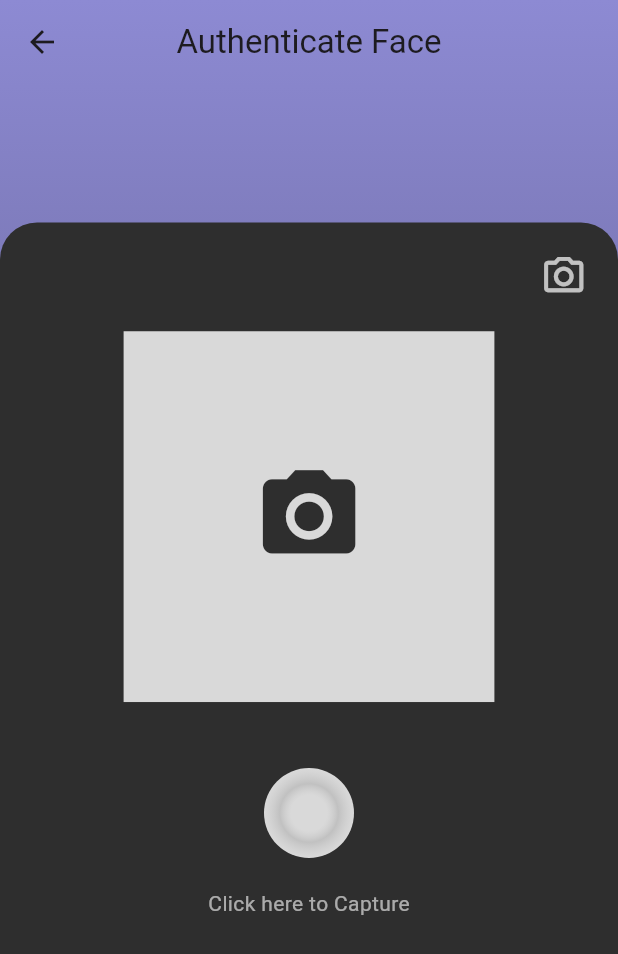
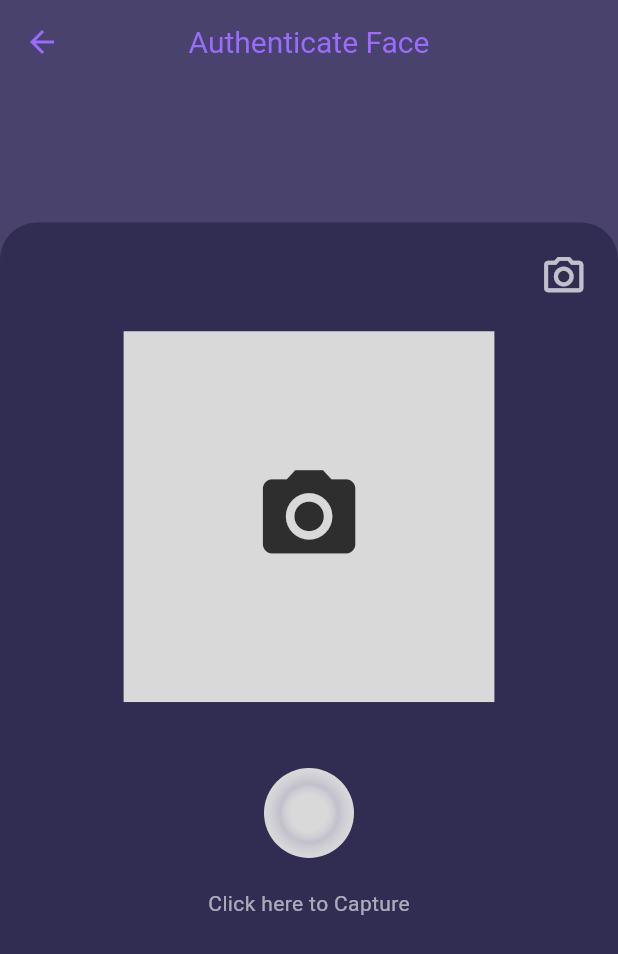
Before and after one commit to Lalit-Dhembre/BlueFace, a Flutter app: the AuthenticateFaceView screen opened directly with empty values, on a phone screen of 412 x 824 dp. Shown: the top 954 px of the screen. Run offline on Flutter 3.47's test engine with Material 3 defaults, Android fonts, the phone set to English and light mode, and no system bars; our stand-ins replace audioplayers, fluttertoast, get, image_picker, permission_handler, shared_preferences; missing offline and left inert: flutter_face_api, google_mlkit_face_detection, nearby_connections; accounts and stored records are empty.

Commit message:
Ui changes

```diff
--- a/lib/Services/FaceAuth/FaceAuthentication/auth.dart
+++ b/lib/Services/FaceAuth/FaceAuthentication/auth.dart
@@ -79,7 +79,9 @@ class _AuthenticateFaceViewState extends State<AuthenticateFaceView> {
       appBar: AppBar(
         centerTitle: true,
         backgroundColor: appBarColor,
-        title: const Text("Authenticate Face"),
+        title: const Text("Authenticate Face",style: TextStyle(fontSize: 20.0),),
+        titleTextStyle: const TextStyle(color: accent),
+        iconTheme: const IconThemeData(color: accent),
         elevation: 0,
       ),
       body: LayoutBuilder(
@@ -93,16 +95,10 @@ class _AuthenticateFaceViewState extends State<AuthenticateFaceView> {
                 width: maxWidth,
                 height: maxHeight,
                 decoration: const BoxDecoration(
-                  gradient: LinearGradient(
-                    begin: Alignment.topCenter,
-                    end: Alignment.bottomCenter,
-                    colors: [
-                      scaffoldTopGradientClr,
-                      scaffoldBottomGradientClr,
-                    ],
+                    color: background,
                   ),
                 ),
-              ),
+
               Align(
                 alignment: Alignment.bottomCenter,
                 child: SingleChildScrollView( // Wrap the Column in SingleChildScrollView
@@ -114,7 +110,7 @@ class _AuthenticateFaceViewState extends State<AuthenticateFaceView> {
                         width: double.infinity,
                         padding: EdgeInsets.fromLTRB(0.05.sw, 0.025.sh, 0.05.sw, 0),
                         decoration: BoxDecoration(
-                          color: overlayContainerClr,
+                          color: accentOver,
                           borderRadius: BorderRadius.only(
                             topLeft: Radius.circular(0.03.sh),
                             topRight: Radius.circular(0.03.sh),
--- a/lib/Services/FaceAuth/FaceAuthentication/customtextfield.dart
+++ b/lib/Services/FaceAuth/FaceAuthentication/customtextfield.dart
@@ -24,14 +24,16 @@ class CustomTextField extends StatelessWidget {
       child: TextFormField(
           key: formFieldKey,
           controller: controller,
-          cursorColor: primaryBlack.withOpacity(0.8),
+          cursorColor: accent,
           style: const TextStyle(
-            color: primaryBlack,
+            color: Colors.white,
             fontWeight: FontWeight.w500,
             letterSpacing: 0.6,
           ),
           decoration: InputDecoration(
             hintText: hintText,
+            hintStyle: TextStyle(
+            color: Colors.white,)
           ),
           validator: (val) {
             if (val == null || val.trim().isEmpty) {
--- a/lib/Services/FaceAuth/FaceAuthentication/themes.dart
+++ b/lib/Services/FaceAuth/FaceAuthentication/themes.dart
@@ -1,7 +1,7 @@
 import 'package:flutter/material.dart';
 
 const Color buttonColor = Color(0xFF9A6BFF);
-const Color scaffoldTopGradientClr = Color(0xff8D8AD3);
+const Color scaffoldTopGradientClr = Color(0xff48426d);
 const Color scaffoldBottomGradientClr = Color(0xff454362);
 const Color appBarColor = Colors.transparent;
 const Color accentColor = Color(0xff55BD94);
--- a/lib/StudentSide/AttendancePage.dart
+++ b/lib/StudentSide/AttendancePage.dart
@@ -50,7 +50,7 @@ class _UserDetailsViewState extends State<UserDetailsView> {
                   await Nearby().stopDiscovery();
                   Get.offNamed('/login');
                 },
-                child: const Icon(Icons.logout_sharp, color: Colors.deepPurple),
+                child: const Icon(Icons.logout_sharp, color: accent),
               ),
             )
           ],
@@ -71,7 +71,7 @@ class _UserDetailsViewState extends State<UserDetailsView> {
                           padding: const EdgeInsets.all(20),
                           margin: const EdgeInsets.all(10),
                           decoration: BoxDecoration(
-                            color: Colors.deepPurple,
+                            color: accent,
                             boxShadow: [
                               BoxShadow(
                                 color: Colors.white.withOpacity(0.5),
```
Also changed, not shown: lib/FacultySide/FacultyHomepage.dart (+8 -2 lines), lib/Services/FaceAuth/FaceAuthentication/CustomButton.dart (+7 -4 lines).
